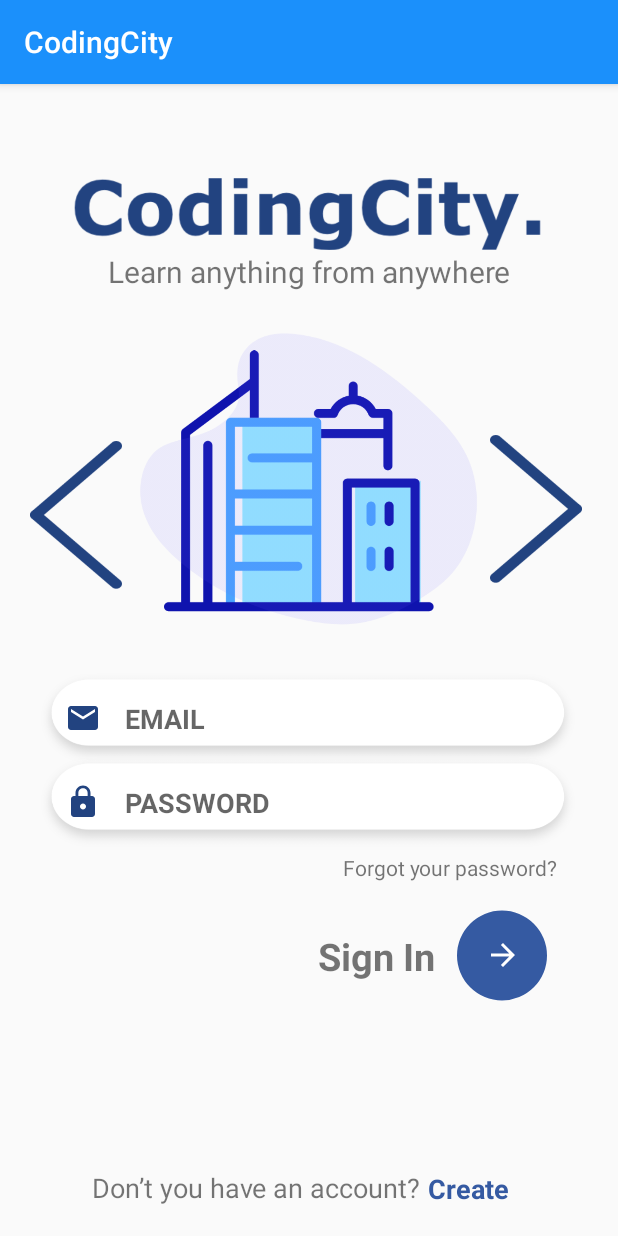
After one commit to Punarvavyas/Coding-City, an Android app: the LoginActivity screen opened directly, with no data from a screen before it, on a phone screen of 412 x 824 dp. The commit adds this screen. Run offline under Robolectric (Android 15) with nearby library versions, the phone set to English and light mode, and no system bars.

Commit message:
log in page redesign by Ruize

```diff
--- a/app/src/main/AndroidManifest.xml
+++ b/app/src/main/AndroidManifest.xml
@@ -13,6 +13,7 @@
         android:roundIcon="@mipmap/ic_launcher_round"
         android:supportsRtl="true"
         android:theme="@style/AppTheme">
+        <activity android:name=".authentication.LoginActivity"></activity>
         <activity android:name=".tutorial.IntroActivity">
             <intent-filter>
                 <action android:name="android.intent.action.MAIN" />
@@ -29,11 +30,13 @@
         <activity
             android:name=".MainActivity"
             android:label="@string/app_name">
-<!--            <intent-filter>-->
-<!--                <action android:name="android.intent.action.MAIN" />-->
 
-<!--                <category android:name="android.intent.category.LAUNCHER" />-->
-<!--            </intent-filter>-->
+            <!-- <intent-filter> -->
+            <!-- <action android:name="android.intent.action.MAIN" /> -->
+
+
+            <!-- <category android:name="android.intent.category.LAUNCHER" /> -->
+            <!-- </intent-filter> -->
         </activity>
         <activity
             android:name=".courseinfo.CourseContent"
@@ -42,11 +45,13 @@
         <activity
             android:name=".Help"
             android:label="@string/app_name">
-<!--            <intent-filter>-->
-<!--                <action android:name="android.intent.action.MAIN" />-->
 
-<!--                <category android:name="android.intent.category.LAUNCHER" />-->
-<!--            </intent-filter>-->
+            <!-- <intent-filter> -->
+            <!-- <action android:name="android.intent.action.MAIN" /> -->
+
+
+            <!-- <category android:name="android.intent.category.LAUNCHER" /> -->
+            <!-- </intent-filter> -->
         </activity>
     </application>
 
--- a/app/src/main/java/com/bignerdranch/android/codingcity/MainActivity.java
+++ b/app/src/main/java/com/bignerdranch/android/codingcity/MainActivity.java
@@ -10,6 +10,7 @@ import android.view.View;
 import android.widget.Button;
 import android.widget.Toast;
 
+import com.bignerdranch.android.codingcity.authentication.UserLogin;
 import com.bignerdranch.android.codingcity.enrollment.SearchActivity;
 import com.bignerdranch.android.codingcity.setting.SettingActivity;
 import com.firebase.ui.auth.AuthUI;
--- /dev/null
+++ b/app/src/main/java/com/bignerdranch/android/codingcity/authentication/LoginActivity.java
@@ -0,0 +1,16 @@
+package com.bignerdranch.android.codingcity.authentication;
+
+import androidx.appcompat.app.AppCompatActivity;
+
+import android.os.Bundle;
+
+import com.bignerdranch.android.codingcity.R;
+
+public class LoginActivity extends AppCompatActivity {
+
+    @Override
+    protected void onCreate(Bundle savedInstanceState) {
+        super.onCreate(savedInstanceState);
+        setContentView(R.layout.activity_login);
+    }
+}
--- a/app/src/main/java/com/bignerdranch/android/codingcity/UserLogin.java
+++ b/app/src/main/java/com/bignerdranch/android/codingcity/authentication/UserLogin.java
@@ -1,4 +1,4 @@
-package com.bignerdranch.android.codingcity;
+package com.bignerdranch.android.codingcity.authentication;
 
 import android.content.Context;
 
--- /dev/null
+++ b/app/src/main/res/drawable/auth_password.xml
@@ -0,0 +1,5 @@
+<vector android:height="24dp" android:tint="#224380"
+    android:viewportHeight="24.0" android:viewportWidth="24.0"
+    android:width="24dp" xmlns:android="http://schemas.android.com/apk/res/android">
+    <path android:fillColor="#FF000000" android:pathData="M18,8h-1L17,6c0,-2.76 -2.24,-5 -5,-5S7,3.24 7,6v2L6,8c-1.1,0 -2,0.9 -2,2v10c0,1.1 0.9,2 2,2h12c1.1,0 2,-0.9 2,-2L20,10c0,-1.1 -0.9,-2 -2,-2zM12,17c-1.1,0 -2,-0.9 -2,-2s0.9,-2 2,-2 2,0.9 2,2 -0.9,2 -2,2zM15.1,8L8.9,8L8.9,6c0,-1.71 1.39,-3.1 3.1,-3.1 1.71,0 3.1,1.39 3.1,3.1v2z"/>
+</vector>
--- /dev/null
+++ b/app/src/main/res/drawable/auth_user.xml
@@ -0,0 +1,5 @@
+<vector android:height="24dp" android:tint="#224380"
+    android:viewportHeight="24.0" android:viewportWidth="24.0"
+    android:width="24dp" xmlns:android="http://schemas.android.com/apk/res/android">
+    <path android:fillColor="#FF000000" android:pathData="M20,4L4,4c-1.1,0 -1.99,0.9 -1.99,2L2,18c0,1.1 0.9,2 2,2h16c1.1,0 2,-0.9 2,-2L22,6c0,-1.1 -0.9,-2 -2,-2zM20,8l-8,5 -8,-5L4,6l8,5 8,-5v2z"/>
+</vector>
--- /dev/null
+++ b/app/src/main/res/drawable/btn_auth.xml
@@ -0,0 +1,10 @@
+<?xml version="1.0" encoding="utf-8"?>
+<shape xmlns:android="http://schemas.android.com/apk/res/android"
+    android:shape="ring"
+    android:innerRadius="0dp"
+    android:thickness="30dp"
+    android:useLevel="false">
+    <solid
+        android:color="@color/colorPrimaryDark"
+        />
+</shape>
--- /dev/null
+++ b/app/src/main/res/layout/activity_login.xml
@@ -0,0 +1,171 @@
+<?xml version="1.0" encoding="utf-8"?>
+<androidx.constraintlayout.widget.ConstraintLayout xmlns:android="http://schemas.android.com/apk/res/android"
+    xmlns:app="http://schemas.android.com/apk/res-auto"
+    xmlns:tools="http://schemas.android.com/tools"
+    android:layout_width="match_parent"
+    android:layout_height="match_parent"
+    tools:context=".authentication.LoginActivity">
+
+
+    <ImageView
+        android:id="@+id/login_title"
+        android:layout_width="317dp"
+        android:layout_height="61dp"
+        android:layout_marginTop="50dp"
+        app:layout_constraintEnd_toEndOf="parent"
+        app:layout_constraintStart_toStartOf="parent"
+        app:layout_constraintTop_toTopOf="parent"
+        app:srcCompat="@drawable/auth_1" />
+
+    <TextView
+        android:id="@+id/login_desc"
+        android:layout_width="wrap_content"
+        android:layout_height="wrap_content"
+        android:textSize="20sp"
+        android:text="Learn anything from anywhere"
+        app:layout_constraintEnd_toEndOf="parent"
+        app:layout_constraintStart_toStartOf="parent"
+        app:layout_constraintTop_toBottomOf="@+id/login_title" />
+
+    <ImageView
+        android:id="@+id/login_left_img"
+        android:layout_width="61dp"
+        android:layout_height="105dp"
+        android:layout_marginStart="20dp"
+        android:layout_marginLeft="20dp"
+        android:layout_marginTop="96dp"
+        app:layout_constraintStart_toStartOf="parent"
+        app:layout_constraintTop_toBottomOf="@+id/login_desc"
+        app:srcCompat="@drawable/auth_logo_left" />
+
+    <ImageView
+        android:id="@+id/login_middle_img"
+        android:layout_width="180dp"
+        android:layout_height="180dp"
+        android:layout_marginStart="16dp"
+        android:layout_marginLeft="16dp"
+        android:layout_marginTop="36dp"
+        app:layout_constraintEnd_toStartOf="@+id/login_right_img"
+        app:layout_constraintHorizontal_bias="0.243"
+        app:layout_constraintStart_toEndOf="@+id/login_left_img"
+        app:layout_constraintTop_toBottomOf="@+id/login_desc"
+        app:srcCompat="@drawable/auth_logo_middle" />
+
+    <ImageView
+        android:id="@+id/login_back_img"
+        android:layout_width="228dp"
+        android:layout_height="266dp"
+        app:layout_constraintEnd_toEndOf="parent"
+        app:layout_constraintStart_toStartOf="parent"
+        app:layout_constraintTop_toTopOf="@+id/login_desc"
+        app:srcCompat="@drawable/auth_logo_background" />
+
+    <ImageView
+        android:id="@+id/login_right_img"
+        android:layout_width="61dp"
+        android:layout_height="105dp"
+        android:layout_marginTop="92dp"
+        android:layout_marginEnd="24dp"
+        android:layout_marginRight="24dp"
+        app:layout_constraintEnd_toEndOf="parent"
+        app:layout_constraintTop_toBottomOf="@+id/login_desc"
+        app:srcCompat="@drawable/auth_logo_right" />
+
+    <EditText
+        android:id="@+id/user_email"
+        android:layout_width="364dp"
+        android:layout_height="67dp"
+        android:layout_marginTop="12dp"
+        android:background="@drawable/auth_input"
+        android:drawableLeft="@drawable/auth_user"
+        android:drawablePadding="@dimen/activity_horizontal_margin"
+        android:ems="10"
+        android:hint="EMAIL"
+        android:inputType="textPersonName"
+        android:paddingLeft="20dp"
+        android:textStyle="bold"
+        app:layout_constraintEnd_toEndOf="parent"
+        app:layout_constraintHorizontal_bias="0.489"
+        app:layout_constraintStart_toStartOf="parent"
+        app:layout_constraintTop_toBottomOf="@+id/login_back_img" />
+
+    <EditText
+        android:id="@+id/user_password"
+        android:layout_width="364dp"
+        android:layout_height="67dp"
+        android:layout_marginTop="68dp"
+        android:background="@drawable/auth_input"
+        android:drawableLeft="@drawable/auth_password"
+        android:drawablePadding="@dimen/activity_horizontal_margin"
+        android:ems="10"
+        android:hint="PASSWORD"
+        android:inputType="textPassword"
+        android:paddingLeft="20dp"
+        android:textStyle="bold"
+        app:layout_constraintEnd_toEndOf="parent"
+        app:layout_constraintHorizontal_bias="0.489"
+        app:layout_constraintStart_toStartOf="parent"
+        app:layout_constraintTop_toBottomOf="@+id/login_back_img" />
+
+    <TextView
+        android:id="@+id/forget_password"
+        android:layout_width="wrap_content"
+        android:layout_height="wrap_content"
+        android:text="Forgot your password?"
+        app:layout_constraintEnd_toEndOf="parent"
+        app:layout_constraintHorizontal_bias="0.852"
+        app:layout_constraintStart_toStartOf="parent"
+        app:layout_constraintTop_toBottomOf="@+id/user_password" />
+
+    <Button
+        android:id="@+id/btn_sign_in"
+        android:layout_width="76dp"
+        android:layout_height="66dp"
+        android:layout_marginTop="16dp"
+        android:background="@drawable/btn_auth"
+        android:drawableRight="@drawable/ic_arrow_forward"
+        android:paddingRight="25dp"
+        app:layout_constraintEnd_toEndOf="parent"
+        app:layout_constraintHorizontal_bias="0.883"
+        app:layout_constraintStart_toStartOf="parent"
+        app:layout_constraintTop_toBottomOf="@+id/forget_password" />
+
+    <TextView
+        android:id="@+id/tv_sign_in"
+        android:layout_width="wrap_content"
+        android:layout_height="wrap_content"
+        android:layout_marginStart="212dp"
+        android:layout_marginLeft="212dp"
+        android:layout_marginTop="32dp"
+        android:text="Sign In"
+        android:textSize="25sp"
+        android:textStyle="bold"
+        app:layout_constraintStart_toStartOf="parent"
+        app:layout_constraintTop_toBottomOf="@+id/forget_password" />
+
+    <TextView
+        android:id="@+id/login_tv"
+        android:layout_width="wrap_content"
+        android:layout_height="wrap_content"
+        android:layout_marginBottom="20dp"
+        android:text="Don’t you have an account?"
+        android:textSize="18sp"
+        app:layout_constraintBottom_toBottomOf="parent"
+        app:layout_constraintEnd_toEndOf="parent"
+        app:layout_constraintHorizontal_bias="0.317"
+        app:layout_constraintStart_toStartOf="parent" />
+
+    <TextView
+        android:id="@+id/tv_create_account"
+        android:layout_width="69dp"
+        android:layout_height="24dp"
+        android:layout_marginBottom="20dp"
+        android:text=" Create"
+        android:textColor="@color/colorPrimaryDark"
+        android:textSize="18sp"
+        android:textStyle="bold"
+        app:layout_constraintBottom_toBottomOf="parent"
+        app:layout_constraintEnd_toEndOf="parent"
+        app:layout_constraintHorizontal_bias="0.0"
+        app:layout_constraintStart_toEndOf="@+id/login_tv" />
+</androidx.constraintlayout.widget.ConstraintLayout>
```
Also changed, not shown: app/src/main/res/drawable/auth_1.png (added), app/src/main/res/drawable/auth_input.png (added), app/src/main/res/drawable/auth_logo_background.png (added), app/src/main/res/drawable/auth_logo_left.png (added), app/src/main/res/drawable/auth_logo_middle.png (added), app/src/main/res/drawable/auth_logo_right.png (added).
